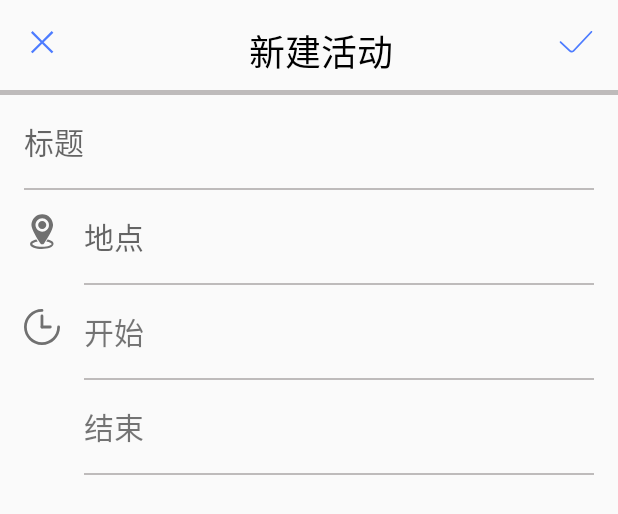
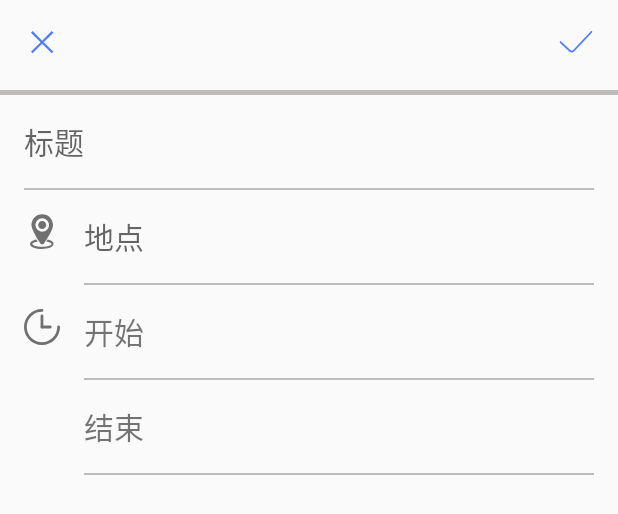
Before and after one commit to que2017/Calendar_Android, an Android app: the layout add_event.xml on its own in the app's theme, with its tools: preview values and no code run, on a phone screen of 412 x 824 dp. Shown: the top 514 px of the screen. Run offline under Robolectric (Android 15) with nearby library versions, the phone set to English and light mode, and no system bars.

Commit message:
bugfix:修改新建活动和修改活动标题

```diff
--- a/app/src/main/java/com/demo/zhang/calendar/AddEvent.java
+++ b/app/src/main/java/com/demo/zhang/calendar/AddEvent.java
@@ -16,6 +16,8 @@ public class AddEvent extends Add_Or_Modify_Event {
         super.onCreate(savedInstanceState);
 
         init();
+
+        interfaceTitle.setText("新建活动");
         currDate = (String) bundle.get("currDate");
 
         // 初始化startTimeShow 和 endTimeShow 的text
--- a/app/src/main/java/com/demo/zhang/calendar/Add_Or_Modify_Event.java
+++ b/app/src/main/java/com/demo/zhang/calendar/Add_Or_Modify_Event.java
@@ -20,6 +20,7 @@ public abstract class Add_Or_Modify_Event extends Activity implements View.OnCli
 
     public Button bQuit;
     public Button bCorrect;
+    public TextView interfaceTitle;
     public EditText eventTitle;
     public EditText eventPlace;
     public LinearLayout startTime;
@@ -53,6 +54,7 @@ public abstract class Add_Or_Modify_Event extends Activity implements View.OnCli
 
         bQuit = (Button)findViewById(R.id.eventQuit);
         bCorrect = (Button)findViewById(R.id.eventCorrect);
+        interfaceTitle = (TextView)findViewById(R.id.add_modify_event);
         eventTitle = (EditText)findViewById(R.id.eventTitle);
         eventPlace = (EditText)findViewById(R.id.eventPlace);
         startTime = (LinearLayout)findViewById(R.id.startTime);
--- a/app/src/main/java/com/demo/zhang/calendar/ModifyEvent.java
+++ b/app/src/main/java/com/demo/zhang/calendar/ModifyEvent.java
@@ -9,7 +9,9 @@ public class ModifyEvent extends Add_Or_Modify_Event {
     @Override
     protected void onCreate(@Nullable Bundle savedInstanceState) {
         super.onCreate(savedInstanceState);
+
         init();
+        interfaceTitle.setText("修改活动");
 
         eventTitle.setText((String)bundle.get(CalendarDatabase.EVENT_TITLE));
         eventPlace.setText((String)bundle.get(CalendarDatabase.EVENT_PLACE));
--- a/app/src/main/res/layout/add_event.xml
+++ b/app/src/main/res/layout/add_event.xml
@@ -27,12 +27,13 @@
             android:layout_weight="2"
             android:orientation="vertical">
             <TextView
+                android:id="@+id/add_modify_event"
                 android:layout_width="wrap_content"
                 android:layout_height="match_parent"
                 android:paddingLeft="16dp"
                 android:textSize="24dp"
                 android:textColor="#000"
-                android:text="新建活动"
+                android:text=""
                 android:layout_gravity="center"/>
         </LinearLayout>
         <LinearLayout
```
Also changed, not shown: app/src/main/res/layout/events.xml (+6 -2 lines).
